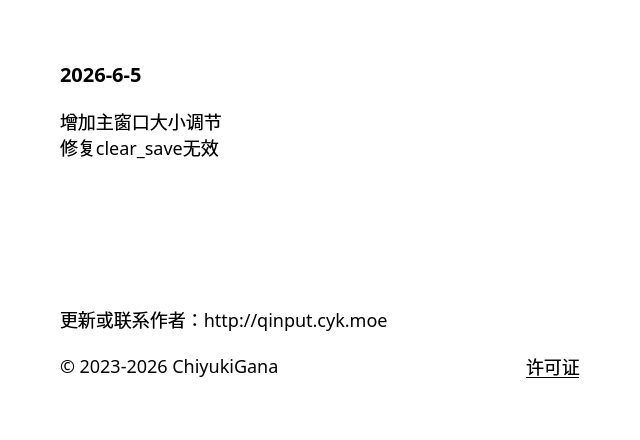
Qt form source/ui/AboutUi.ui (ChiyukiGana/Quickinput) before a commit.
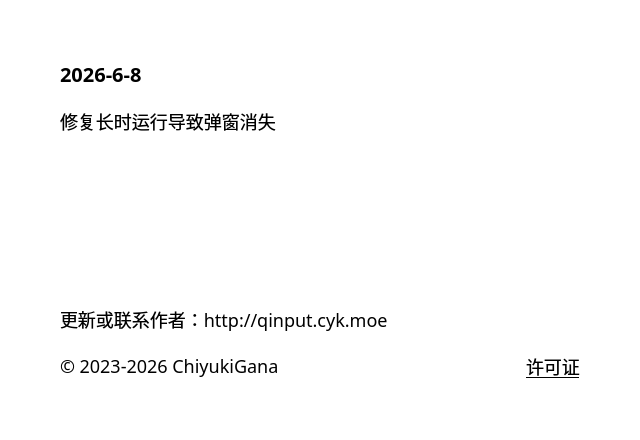
The same form after that commit.

```diff
--- a/source/ui/AboutUi.ui
+++ b/source/ui/AboutUi.ui
@@ -63,7 +63,7 @@
       <string notr="true">font-size:20px</string>
      </property>
      <property name="text">
-      <string>2026-6-5</string>
+      <string>2026-6-8</string>
      </property>
      <property name="textFormat">
       <enum>Qt::TextFormat::PlainText</enum>
@@ -79,8 +79,7 @@
       </sizepolicy>
      </property>
      <property name="text">
-      <string>增加主窗口大小调节
-修复clear_save无效</string>
+      <string>修复长时运行导致弹窗消失</string>
      </property>
      <property name="textFormat">
       <enum>Qt::TextFormat::PlainText</enum>
```
